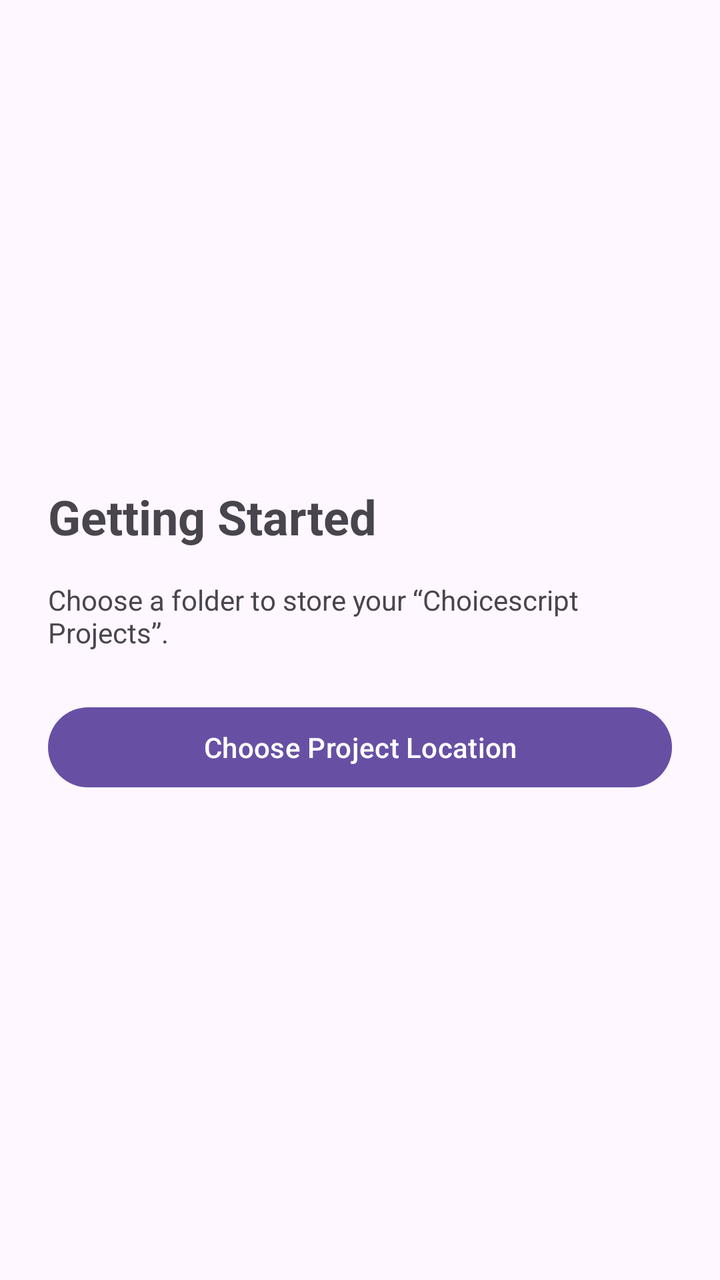
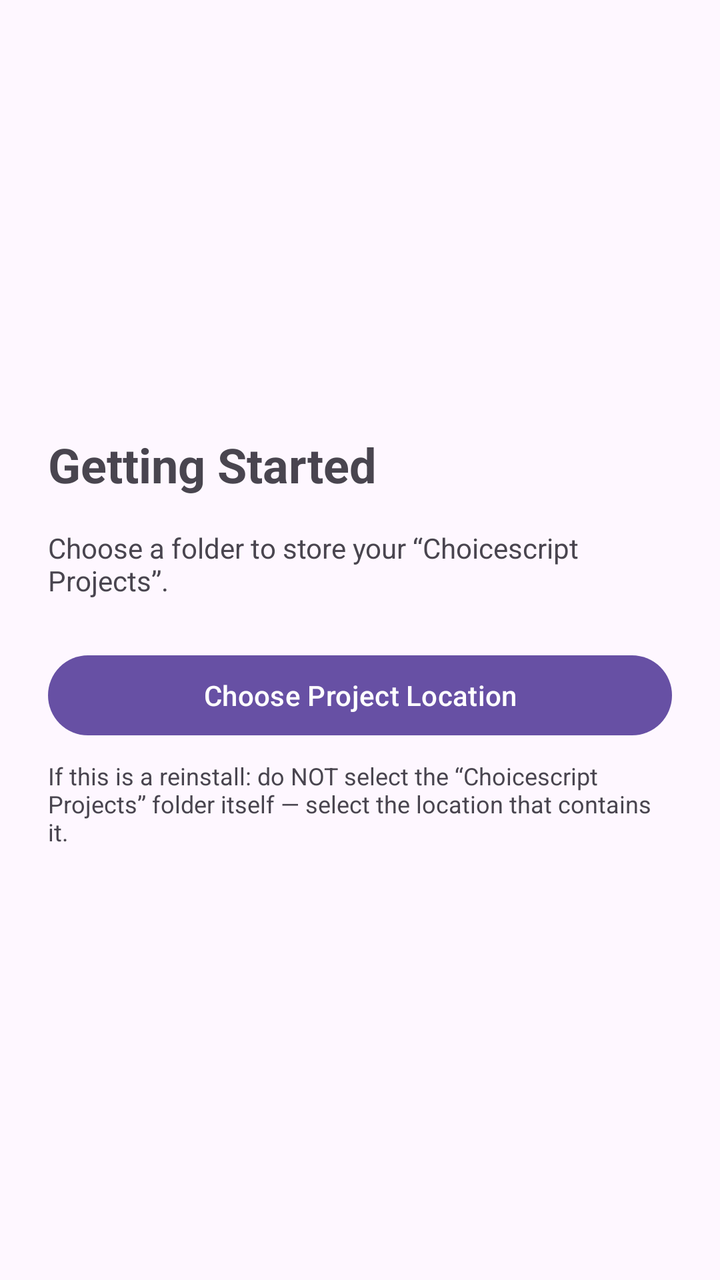

Two renders of the same Android screen: before a commit and after it. Below are the layout's source before the change and the commit's diff.
<!-- AndroidManifest.xml: application theme Theme.CSIDEANDROID -->
<!-- res/layout/activity_main_menu.xml -->
<?xml version="1.0" encoding="utf-8"?>
<LinearLayout xmlns:android="http://schemas.android.com/apk/res/android"
    android:layout_width="match_parent"
    android:layout_height="match_parent"
    android:orientation="vertical"
    android:padding="24dp"
    android:gravity="center_vertical|center_horizontal">

    <TextView
        android:layout_width="match_parent"
        android:layout_height="wrap_content"
        android:paddingBottom="16dp"
        android:text="@string/getting_started"
        android:textSize="24sp"
        android:textStyle="bold" />

    <TextView
        android:layout_width="match_parent"
        android:layout_height="wrap_content"
        android:paddingBottom="24dp"
        android:text="@string/getting_started_body" />

    <Button
        android:id="@+id/btnChooseLocation"
        android:layout_width="match_parent"
        android:layout_height="48dp"
        android:text="@string/choose_project_location"
        android:textAllCaps="false" />
</LinearLayout>
<!-- resources referenced by this layout -->
<resources>
  <string name="choose_project_location">Choose Project Location</string>
  <string name="getting_started">Getting Started</string>
  <string name="getting_started_body">Choose a folder to store your “Choicescript Projects”.</string>
  <style name="Theme.CSIDEANDROID" parent="Base.Theme.CSIDEANDROID" />
  <style name="Base.Theme.CSIDEANDROID" parent="Theme.Material3.DayNight.NoActionBar">
      </style>
</resources>

<!-- the commit's change to res/layout/activity_main_menu.xml (unified diff, before → after) -->
@@ -26,4 +26,14 @@
         android:layout_height="48dp"
         android:text="@string/choose_project_location"
         android:textAllCaps="false" />
+
+    <TextView
+        android:id="@+id/txtLocationWarning"
+        android:layout_width="match_parent"
+        android:layout_height="wrap_content"
+        android:paddingTop="8dp"
+        android:text="If this is a reinstall: do NOT select the “Choicescript Projects” folder itself — select the location that contains it."
+        android:textSize="12sp"
+        android:textColor="?android:attr/textColorSecondary" />
+
 </LinearLayout>
